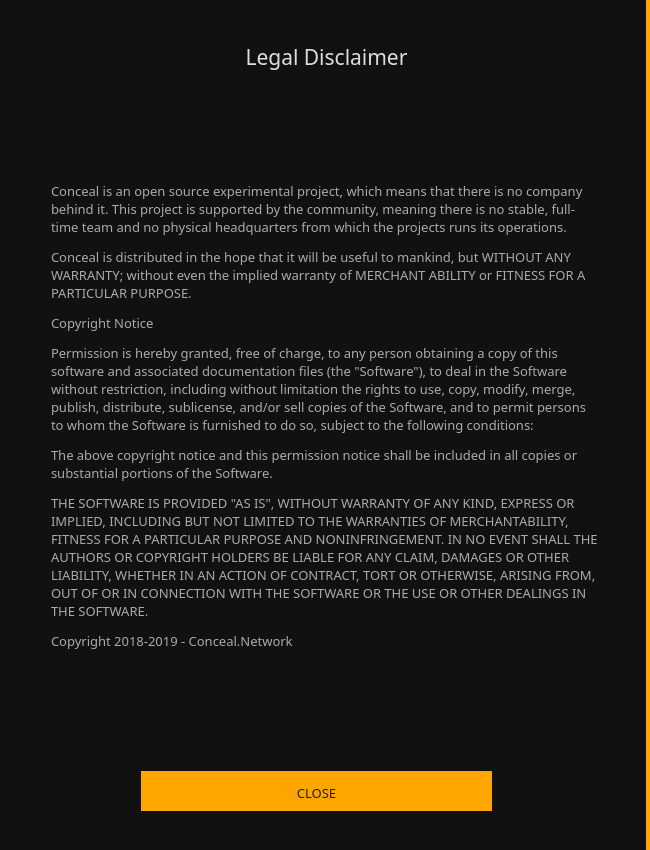
First picture: the form in src/gui/ui/disclaimerdialog.ui, repository ConcealNetwork/conceal-desktop, before the edit.
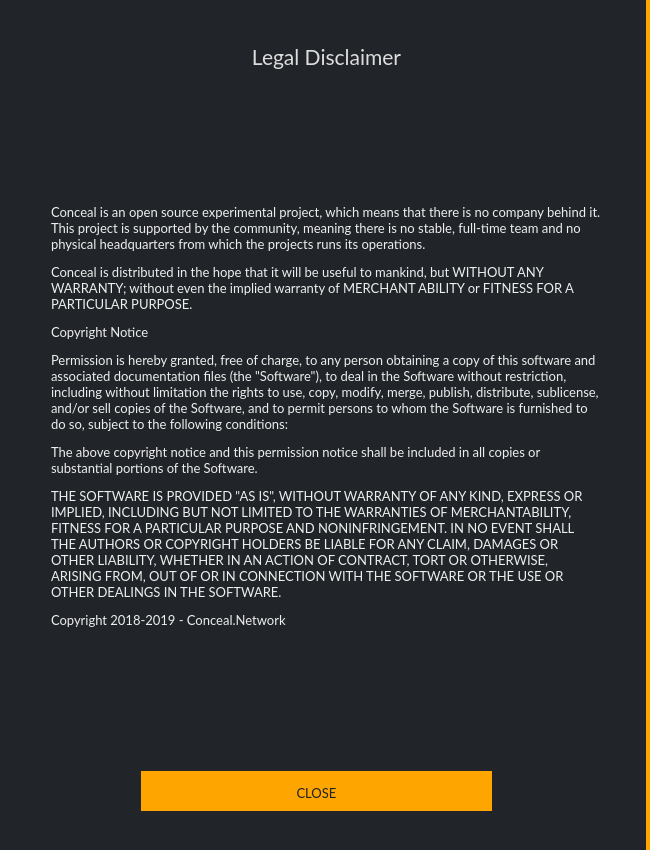
Second picture: the form after the edit.

Diff of the .ui file:
```diff
--- a/src/gui/ui/disclaimerdialog.ui
+++ b/src/gui/ui/disclaimerdialog.ui
@@ -32,7 +32,7 @@
    <string>Legal Disclaimer</string>
   </property>
   <property name="styleSheet">
-   <string notr="true">background-color: #111; border-right: 4px solid orange;</string>
+   <string notr="true">background-color: #212529; border-right: 4px solid orange;</string>
   </property>
   <layout class="QVBoxLayout" name="verticalLayout" stretch="0">
    <item>
@@ -60,12 +60,12 @@
       </property>
       <property name="font">
        <font>
-        <family>Poppins</family>
+        <family>Lato</family>
         <pointsize>10</pointsize>
        </font>
       </property>
       <property name="styleSheet">
-       <string notr="true">color: #aaa;
+       <string notr="true">color: #eee;
 border-right: 0px;</string>
       </property>
       <property name="text">
@@ -98,7 +98,7 @@
       </property>
       <property name="font">
        <font>
-        <family>Poppins</family>
+        <family>Lato</family>
         <pointsize>10</pointsize>
        </font>
       </property>
@@ -121,7 +121,7 @@
       </property>
       <property name="font">
        <font>
-        <family>Poppins</family>
+        <family>Lato</family>
         <pointsize>16</pointsize>
        </font>
       </property>
```
